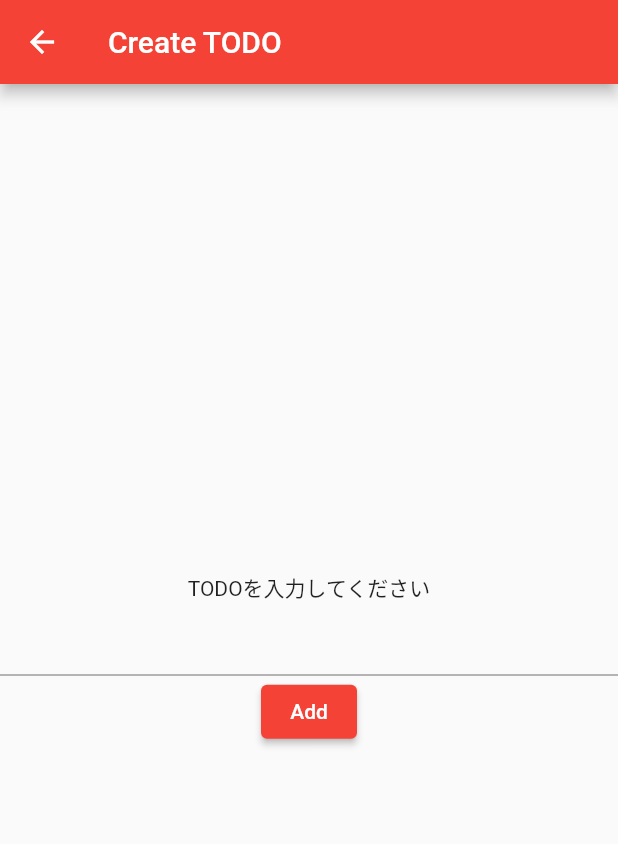
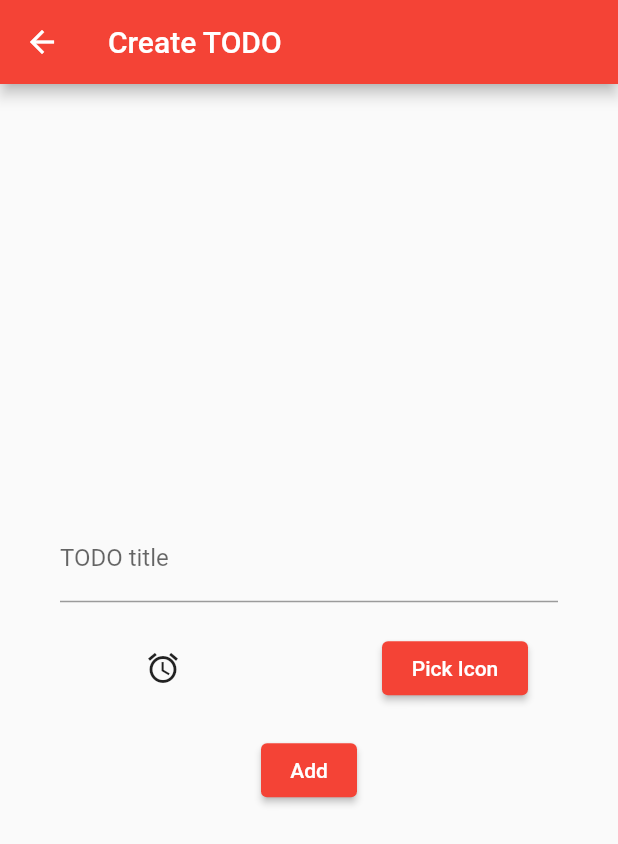
Before and after one commit to takumma/flutter_hands_on_sample, a Flutter app: the screen it shows after launch, after a tap on the "add" icon, on a phone screen of 412 x 824 dp. Shown: the top 844 px of the screen. Run offline on Flutter 3.47's test engine with Material 2 defaults, Android fonts, the phone set to English and light mode, and no system bars; our stand-ins replace hive, hive_flutter; missing offline and left inert: flutter_iconpicker; accounts and stored records are empty; generated files the repository leaves out were written again.

Commit message:
Update: add pickerBtn and icon

```diff
--- a/lib/create_page.dart
+++ b/lib/create_page.dart
@@ -3,16 +3,14 @@ import 'package:flutter_hands_on/my_home_page.dart';
 import 'package:flutter_iconpicker/flutter_iconpicker.dart';
 
 class CreatePage extends StatefulWidget {
-
   @override
   _CreatePageState createState() => _CreatePageState();
 }
 
 class _CreatePageState extends State<CreatePage> {
-
   String _title = "";
 
-  IconData _icon;
+  IconData _icon = Icons.access_alarm;
 
   TextEditingController _controller;
 
@@ -40,14 +38,35 @@ class _CreatePageState extends State<CreatePage> {
       appBar: AppBar(
         title: const Text("Create TODO"),
       ),
-      body: Center(
+      body: Container(
+        padding: EdgeInsets.all(40.0),
+        child: Center(
           child: Column(
             mainAxisSize: MainAxisSize.min,
             children: [
-            const Text("TODOを入力してください"),
               TextField(
+                decoration: InputDecoration(
+                  labelText: "TODO title",
+                ),
                 controller: _controller,
                 onChanged: (String text) => _title = text,
+              ),
+              Container(
+                padding: EdgeInsets.all(20.0),
+                child: Row(
+                  children: [
+                    Expanded(
+                      child: Icon(_icon),
+                    ),
+                    Spacer(),
+                    Expanded(
+                      child: ElevatedButton(
+                        child: const Text("Pick Icon"),
+                        onPressed: () {},
+                      ),
+                    ),
+                  ],
+                ),
               ),
               ElevatedButton(
                 child: const Text("Add"),
@@ -59,6 +78,7 @@ class _CreatePageState extends State<CreatePage> {
             ],
           ),
         ),
+      ),
     );
   }
 }
--- a/lib/my_home_page.dart
+++ b/lib/my_home_page.dart
@@ -70,7 +70,7 @@ class _MyHomePageState extends State<MyHomePage> {
         onPressed: () async {
           final Todo todo = await Navigator.of(context)
               .push(MaterialPageRoute(builder: (context) => CreatePage()));
-          if (todo.title != null && todo.title != "") _addTodo(todo.title, todo.icon);
+          if (todo != null && todo.title != "") _addTodo(todo.title, todo.icon);
         },
         child: Icon(Icons.add),
       ),
```
Lines whose indentation alone changed are shown as unchanged.
